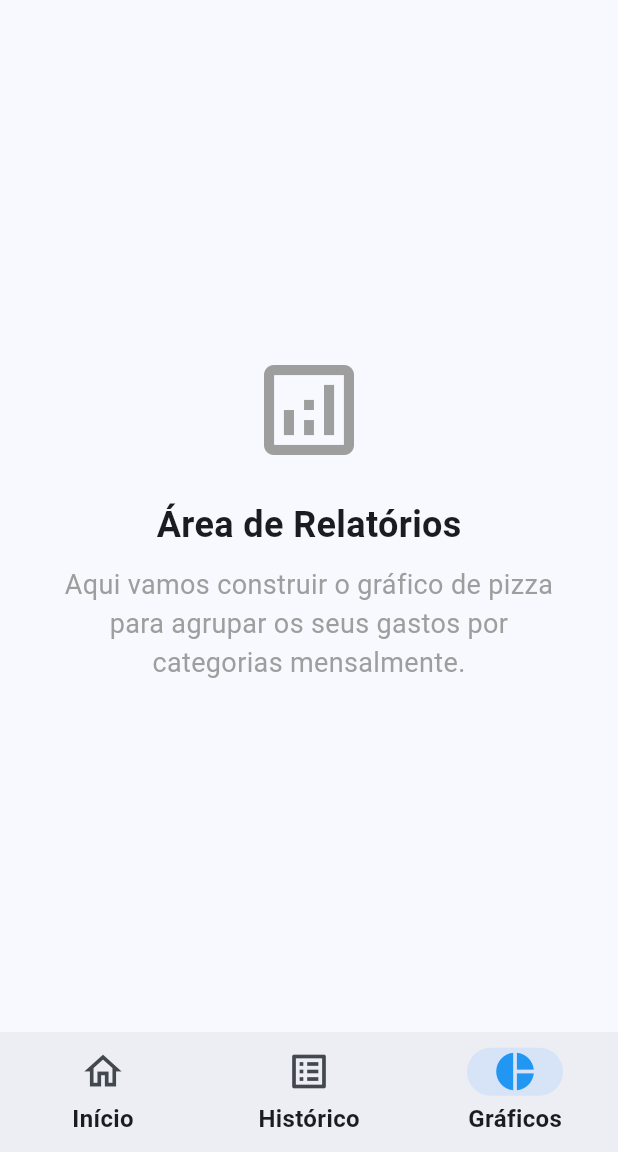
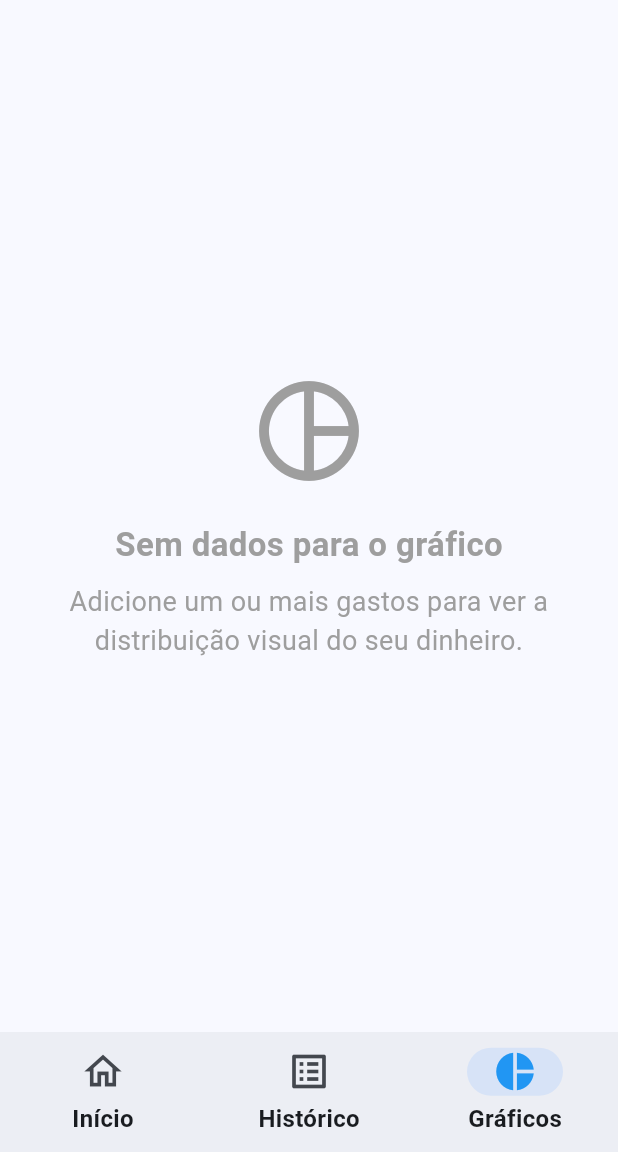
Before and after one commit to FLDM08/Finance-app, a Flutter app: the MainScreen screen opened directly, item 3 of the bottom bar chosen, on a phone screen of 412 x 824 dp, the part 84-1236 px from its top. Run offline on Flutter 3.47's test engine with Material 3 defaults, Android fonts, the phone set to English and light mode, and no system bars; our stand-ins replace fl_chart, hive_flutter, shared_preferences; accounts and stored records are empty.

Commit message:
feat: integrate fl_chart for dynamic pie charts with aggregated data from Hive

```diff
--- a/Finance_app/lib/main.dart
+++ b/Finance_app/lib/main.dart
@@ -1,6 +1,7 @@
 import 'package:flutter/material.dart';
 import 'package:shared_preferences/shared_preferences.dart';
 import 'package:hive_flutter/hive_flutter.dart';
+import 'package:fl_chart/fl_chart.dart';
 
 part 'main.g.dart';
 
@@ -173,7 +174,7 @@ class _MainScreenState extends State<MainScreen> {
     final List<Widget> tabs = [
       HomeTab(username: username, balance: balance),
       HistoryTab(history: transactionHistory, onUpdate: () => loadFinancialData()),
-      const ReportsTab(),
+      ReportsTab(history: transactionHistory),
     ];
 
     return Scaffold(
@@ -216,6 +217,7 @@ class _MainScreenState extends State<MainScreen> {
           onDestinationSelected: (index) {
             setState(() {
               currentTab = index;
+              loadFinancialData(); // Força a atualização síncrona dos dados ao alternar abas
             });
           },
           destinations: const [
@@ -365,32 +367,135 @@ class HistoryTab extends StatelessWidget {
   }
 }
 
-// ================= TAB 3: REPORTS (PLACEHOLDER) =================
+// ================= TAB 3: REPORTS WITH LIVE PIE CHART =================
 class ReportsTab extends StatelessWidget {
-  const ReportsTab({super.key});
+  final List<Transaction> history;
+
+  const ReportsTab({super.key, required this.history});
 
   @override
   Widget build(BuildContext context) {
+    final onlyExpenses = history.where((t) => t.isExpense).toList();
+
+    if (onlyExpenses.isEmpty) {
       return const Center(
         child: Padding(
           padding: EdgeInsets.all(32.0),
           child: Column(
             mainAxisAlignment: MainAxisAlignment.center,
             children: [
-            Icon(Icons.analytics_outlined, size: 80, color: Colors.grey),
+              Icon(Icons.pie_chart_outline, size: 80, color: Colors.grey),
               SizedBox(height: 20),
               Text(
-              'Área de Relatórios',
-              style: TextStyle(fontSize: 24, fontWeight: FontWeight.bold),
+                'Sem dados para o gráfico',
+                style: TextStyle(fontSize: 22, fontWeight: FontWeight.bold, color: Colors.grey),
               ),
               SizedBox(height: 10),
               Text(
-              'Aqui vamos construir o gráfico de pizza para agrupar os seus gastos por categorias mensalmente.',
+                'Adicione um ou mais gastos para ver a distribuição visual do seu dinheiro.',
                 textAlign: TextAlign.center,
                 style: TextStyle(fontSize: 18, color: Colors.grey),
               ),
             ],
           ),
+        ),
+      );
+    }
+
+    Map<String, double> aggregatedExpenses = {};
+    for (var expense in onlyExpenses) {
+      String keyName = expense.name.trim();
+      aggregatedExpenses[keyName] = (aggregatedExpenses[keyName] ?? 0.0) + expense.amount;
+    }
+
+    final List<Color> colorPalette = [
+      Colors.redAccent,
+      Colors.orangeAccent,
+      Colors.purpleAccent,
+      Colors.amber,
+      Colors.cyan,
+      Colors.pinkAccent,
+      Colors.teal,
+    ];
+
+    int colorIndex = 0;
+    List<PieChartSectionData> chartSections = aggregatedExpenses.entries.map((entry) {
+      final color = colorPalette[colorIndex % colorPalette.length];
+      colorIndex++;
+
+      return PieChartSectionData(
+        color: color,
+        value: entry.value,
+        title: 'R\$ ${entry.value.toStringAsFixed(0)}',
+        radius: 60,
+        titleStyle: const TextStyle(
+          fontSize: 16,
+          fontWeight: FontWeight.bold,
+          color: Colors.white,
+        ),
+      );
+    }).toList();
+
+    return Padding(
+      padding: const EdgeInsets.all(20.0),
+      child: Column(
+        crossAxisAlignment: CrossAxisAlignment.start,
+        children: [
+          const Text('Para onde vai o seu dinheiro:', style: TextStyle(fontSize: 24, fontWeight: FontWeight.bold)),
+          const SizedBox(height: 30),
+
+          SizedBox(
+            height: 200,
+            child: PieChart(
+              PieChartData(
+                sections: chartSections,
+                centerSpaceRadius: 40,
+                sectionsSpace: 2,
+              ),
+            ),
+          ),
+
+          const SizedBox(height: 30),
+          const Text('Legenda:', style: TextStyle(fontSize: 18, fontWeight: FontWeight.bold)),
+          const SizedBox(height: 10),
+
+          Expanded(
+            child: ListView(
+              children: aggregatedExpenses.keys.toList().asMap().entries.map((entry) {
+                int idx = entry.key;
+                String name = entry.value;
+                Color legendColor = colorPalette[idx % colorPalette.length];
+                double totalValue = aggregatedExpenses[name]!;
+
+                return Padding(
+                  padding: const EdgeInsets.symmetric(vertical: 6.0),
+                  child: Row(
+                    children: [
+                      Container(
+                        width: 24,
+                        height: 24,
+                        decoration: BoxDecoration(
+                          color: legendColor,
+                          shape: BoxShape.circle,
+                        ),
+                      ),
+                      const SizedBox(width: 15),
+                      Text(
+                        name,
+                        style: const TextStyle(fontSize: 18, fontWeight: FontWeight.w500),
+                      ),
+                      const Spacer(),
+                      Text(
+                        'R\$ ${totalValue.toStringAsFixed(2).replaceAll('.', ',')}',
+                        style: const TextStyle(fontSize: 18, fontWeight: FontWeight.bold),
+                      ),
+                    ],
+                  ),
+                );
+              }).toList(),
+            ),
+          ),
+        ],
       ),
     );
   }
--- a/Finance_app/pubspec.yaml
+++ b/Finance_app/pubspec.yaml
@@ -37,6 +37,7 @@ dependencies:
   shared_preferences: ^2.5.5
   hive: ^2.2.3
   hive_flutter: ^1.1.0
+  fl_chart: ^1.2.0
 
 dev_dependencies:
   flutter_test:
```
Also changed, not shown: Finance_app/pubspec.lock. Lines whose indentation alone changed are shown as unchanged.
